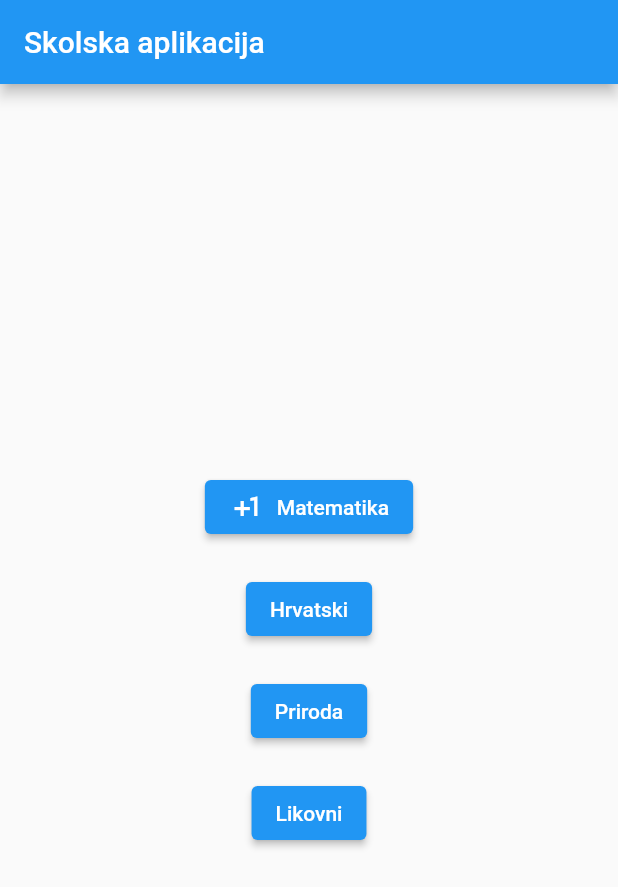
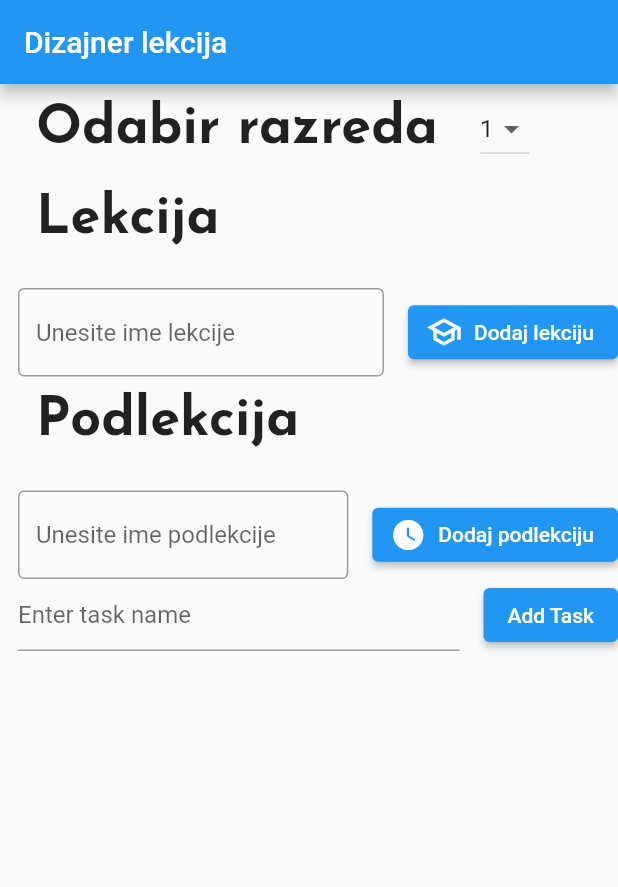
Before and after one commit to ppralas/Co-Co-learning, a Flutter app: the screen it shows after launch, on a phone screen of 412 x 824 dp. Shown: the top 887 px of the screen. Run offline on Flutter 3.47's test engine with Material 2 defaults, Android fonts, the phone set to English and light mode, and no system bars; our stand-ins replace firebase_core, firebase_database; accounts and stored records are empty.

Commit message:
Created lesson adder for teacher (UI), added font to project

```diff
--- /dev/null
+++ b/lib/common/presentation/widget/input_with_button.dart
@@ -0,0 +1,52 @@
+
+import 'package:flutter/material.dart';
+import 'package:skola/common/presentation/widget/title_widget.dart';
+
+class InputWithButton extends StatelessWidget {
+  final String headerText;
+  final String hintText;
+  final String buttonText;
+  final IconData buttonIcon;
+  final Function(String) onButtonPressed;
+
+  const InputWithButton({
+    super.key,
+    required this.headerText,
+    required this.hintText,
+    required this.buttonText,
+    required this.buttonIcon,
+    required this.onButtonPressed,
+  });
+
+  @override
+  Widget build(BuildContext context) {
+    final TextEditingController _textController = TextEditingController();
+
+    return Column(
+      crossAxisAlignment: CrossAxisAlignment.start,
+      children: [
+        TitleWidget(titleText: headerText),
+        const SizedBox(height: 16),
+        Row(
+          children: [
+            Expanded(
+              child: TextField(
+                controller: _textController,
+                decoration: InputDecoration(
+                  hintText: hintText,
+                  border: const OutlineInputBorder(),
+                ),
+              ),
+            ),
+            const SizedBox(width: 16),
+            ElevatedButton.icon(
+              onPressed: () => onButtonPressed(_textController.text),
+              icon: Icon(buttonIcon),
+              label: Text(buttonText),
+            ),
+          ],
+        ),
+      ],
+    );
+  }
+}
--- /dev/null
+++ b/lib/common/presentation/widget/text_widget.dart
@@ -0,0 +1,16 @@
+import 'package:flutter/material.dart';
+
+class TextWidgetRegular extends StatelessWidget {
+  final String text;
+  const TextWidgetRegular({super.key, required this.text});
+  @override
+  Widget build(BuildContext context) {
+    return Text(
+      text,
+      style: const TextStyle(
+        fontFamily: 'JosefinSans',
+        fontSize: 24,
+      ),
+    );
+  }
+}
--- /dev/null
+++ b/lib/common/presentation/widget/title_widget.dart
@@ -0,0 +1,21 @@
+import 'package:flutter/material.dart';
+
+class TitleWidget extends StatelessWidget {
+  final String titleText;
+  const TitleWidget({super.key, required this.titleText});
+
+  @override
+  Widget build(BuildContext context) {
+    return Padding(
+      padding: const EdgeInsets.all(12.0),
+      child: Text(
+        titleText,
+        style: const TextStyle(
+          fontFamily: 'JosefinSans',
+          fontWeight: FontWeight.bold,
+          fontSize: 36,
+        ),
+      ),
+    );
+  }
+}
--- a/lib/main.dart
+++ b/lib/main.dart
@@ -3,6 +3,7 @@ import 'package:flutter/material.dart';
 import 'package:skola/firebase_options.dart';
 import 'package:skola/izbornik_predmeti.dart';
 import 'package:firebase_database/firebase_database.dart';
+import 'package:skola/teacher/activity_designer_screen.dart';
 
 Future<void> main() async {
   WidgetsFlutterBinding.ensureInitialized();
@@ -20,7 +21,7 @@ class MyApp extends StatelessWidget {
   Widget build(BuildContext context) {
     return MaterialApp(
       routes: {
-        '/': (context) => const Izbornik(),
+        '/': (context) => const LessonDesigner(),
       },
     );
   }
--- /dev/null
+++ b/lib/teacher/activity_designer_screen.dart
@@ -0,0 +1,50 @@
+import 'package:flutter/material.dart';
+import 'package:flutter/services.dart';
+import 'package:skola/common/presentation/widget/input_with_button.dart';
+import 'package:skola/common/presentation/widget/text_widget.dart';
+import 'package:skola/common/presentation/widget/title_widget.dart';
+import 'package:skola/teacher/class_picker.dart';
+import 'package:skola/teacher/lesson_adder.dart';
+
+class LessonDesigner extends StatelessWidget {
+  const LessonDesigner({super.key});
+
+  @override
+  Widget build(BuildContext context) {
+    return Scaffold(
+      appBar: AppBar(
+        title: const Text('Dizajner lekcija'),
+      ),
+      body: Padding(
+        padding: const EdgeInsets.only(left: 12.0),
+        child: Column(
+          crossAxisAlignment: CrossAxisAlignment.start,
+          children: <Widget>[
+            ClassPicker(
+              initialSelection: 1,
+              onAddPressed: () {},
+              onSelectionChanged: (p0) {},
+            ),
+            InputWithButton(
+              headerText: 'Lekcija',
+              buttonText: 'Dodaj lekciju',
+              hintText: 'Unesite ime lekcije',
+              buttonIcon: Icons.school_outlined,
+              onButtonPressed: (p0) {},
+            ),
+            InputWithButton(
+              headerText: 'Podlekcija',
+              hintText: 'Unesite ime podlekcije',
+              buttonText: 'Dodaj podlekciju',
+              buttonIcon: Icons.watch_later,
+              onButtonPressed: (p0) {},
+            ),
+            AddTaskWidget(
+              onTaskAdded: (p0) {},
+            ),
+          ],
+        ),
+      ),
+    );
+  }
+}
--- /dev/null
+++ b/lib/teacher/class_picker.dart
@@ -0,0 +1,54 @@
+import 'package:flutter/material.dart';
+import 'package:skola/common/presentation/widget/title_widget.dart';
+
+class ClassPicker extends StatefulWidget {
+  final int initialSelection;
+  final Function(int) onSelectionChanged;
+  final VoidCallback onAddPressed;
+
+  const ClassPicker({
+    super.key,
+    required this.initialSelection,
+    required this.onSelectionChanged,
+    required this.onAddPressed,
+  });
+
+  @override
+  ClassPickerState createState() => ClassPickerState();
+}
+
+class ClassPickerState extends State<ClassPicker> {
+  late int _selectedClass;
+
+  @override
+  void initState() {
+    super.initState();
+    _selectedClass = widget.initialSelection;
+  }
+
+  @override
+  Widget build(BuildContext context) {
+    return Row(
+      children: [
+        const TitleWidget(titleText: 'Odabir razreda'),
+        const SizedBox(width: 16),
+        DropdownButton<int>(
+          value: _selectedClass,
+          onChanged: (value) {
+            setState(() {
+              _selectedClass = value!;
+            });
+            widget.onSelectionChanged(value!);
+          },
+          items: [1, 2, 3, 4].map((value) {
+            return DropdownMenuItem<int>(
+              value: value,
+              child: Text(value.toString()),
+            );
+          }).toList(),
+        ),
+        const SizedBox(width: 16),
+      ],
+    );
+  }
+}
--- /dev/null
+++ b/lib/teacher/lesson_adder.dart
@@ -0,0 +1,86 @@
+import 'package:flutter/material.dart';
+
+class AddTaskWidget extends StatefulWidget {
+  final Function(String) onTaskAdded;
+
+  const AddTaskWidget({super.key, required this.onTaskAdded});
+
+  @override
+  AddTaskWidgetState createState() => AddTaskWidgetState();
+}
+
+class AddTaskWidgetState extends State<AddTaskWidget> {
+  final _controller = TextEditingController();
+
+  void _addTask() {
+    final task = _controller.text.trim();
+    if (task.isNotEmpty) {
+      widget.onTaskAdded(task);
+      _controller.clear();
+    }
+  }
+
+  @override
+  Widget build(BuildContext context) {
+    return Row(
+      children: [
+        Expanded(
+          child: TextField(
+            controller: _controller,
+            decoration: const InputDecoration(
+              hintText: 'Enter task name',
+            ),
+          ),
+        ),
+        const SizedBox(width: 16),
+        ElevatedButton(
+          onPressed: _addTask,
+          child: const Text('Add Task'),
+        ),
+      ],
+    );
+  }
+}
+
+class TaskListWidget extends StatefulWidget {
+  const TaskListWidget({super.key});
+
+  @override
+  TaskListWidgetState createState() => TaskListWidgetState();
+}
+
+class TaskListWidgetState extends State<TaskListWidget> {
+  List<String> tasks = [];
+
+  void _addTask(String task) {
+    setState(() {
+      tasks.add(task);
+    });
+  }
+
+  @override
+  Widget build(BuildContext context) {
+    return Column(
+      crossAxisAlignment: CrossAxisAlignment.start,
+      children: [
+        const Text(
+          'Tasks:',
+          style: TextStyle(fontSize: 18, fontWeight: FontWeight.bold),
+        ),
+        const SizedBox(height: 16),
+        Expanded(
+          child: ListView.builder(
+            itemCount: tasks.length,
+            itemBuilder: (context, index) {
+              return ListTile(
+                title: Text(tasks[index]),
+              );
+            },
+          ),
+        ),
+        const SizedBox(height: 16),
+        AddTaskWidget(onTaskAdded: _addTask),
+      ],
+    );
+  }
+}
```
Also changed, not shown: lib/common/presentation/widget/text_icon_button.dart (added, +27 -0 lines), pubspec.yaml (+9 -6 lines), Assets/fonts/JosefinSans-Bold.ttf (added), Assets/fonts/JosefinSans-Regular.ttf (added).
